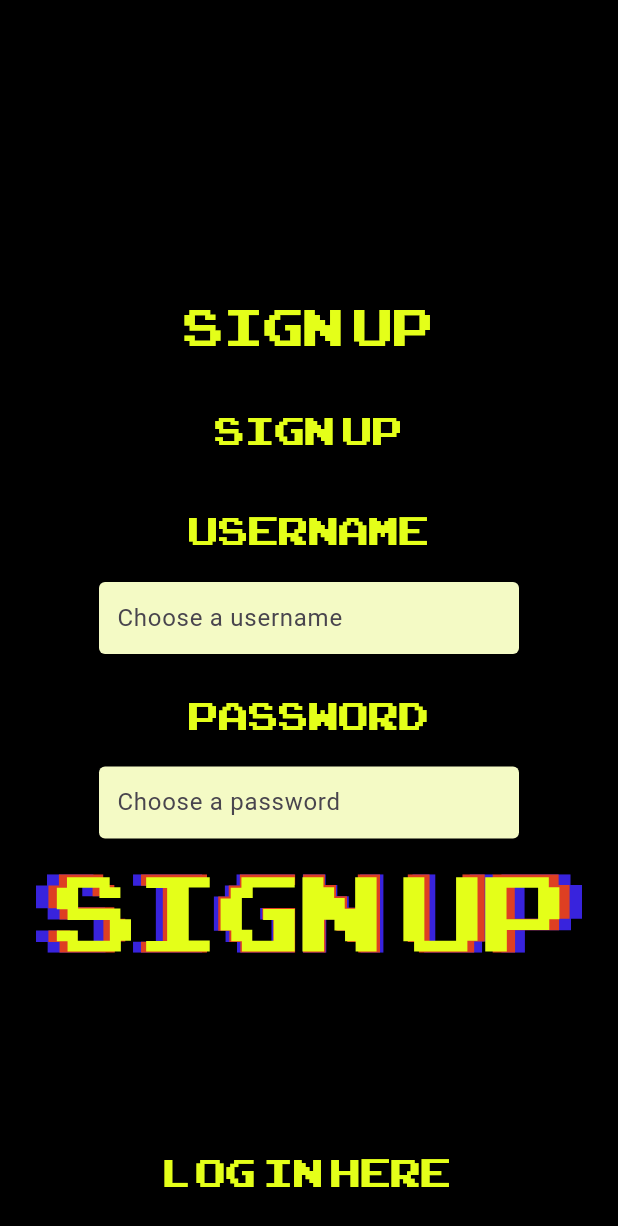
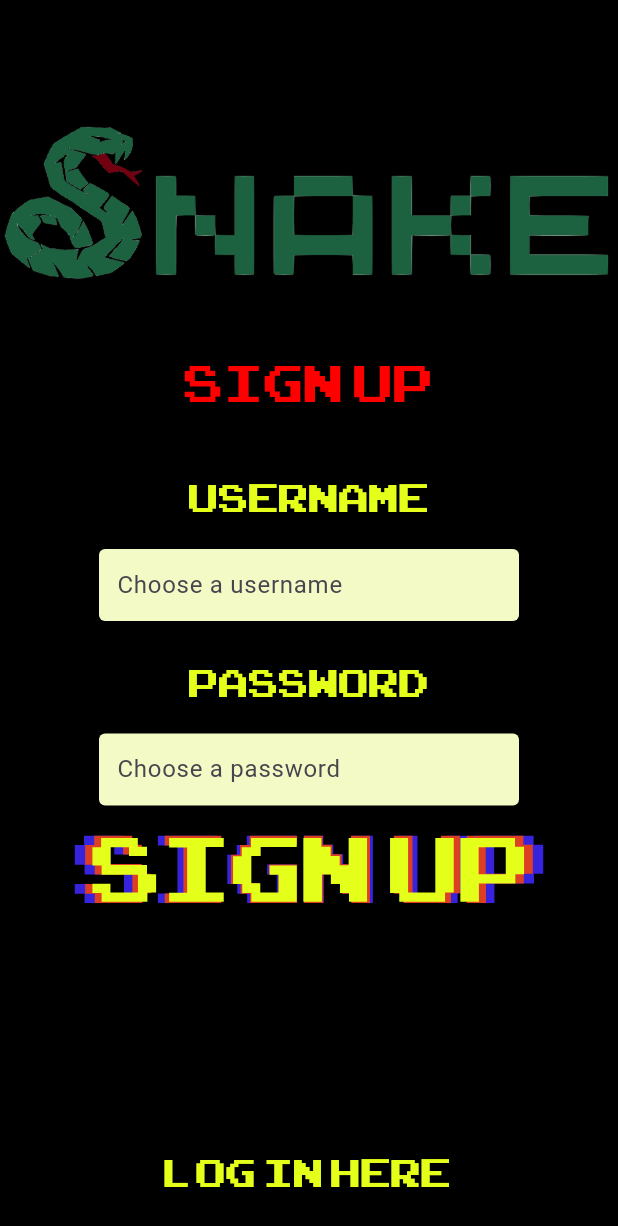
Before and after one commit to maxwelldinsmore/flutter_snake_game, a Flutter app: the RegisterScreen screen opened directly, on a phone screen of 412 x 824 dp. Shown: the top 1226 px of the screen. Run offline on Flutter 3.47's test engine with Material 3 defaults, Android fonts, the phone set to English and light mode, and no system bars; our stand-ins replace cloud_firestore, firebase_core, flutter_svg; accounts and stored records are empty.

Commit message:
fixed some minor UI on the sign up page

```diff
--- a/lib/screens/register_screen.dart
+++ b/lib/screens/register_screen.dart
@@ -51,6 +51,18 @@ class _RegisterScreenState extends State<RegisterScreen> {
       backgroundColor: Colors.black,
       body: Stack(
         children: [
+          // SNAKE Logo at the top
+          Positioned(
+            top: 60,
+            left: 0,
+            right: 0,
+            child: Center(
+              child: Image.asset(
+                'lib/assets/svg/SnakeLogo2.png',
+                height: 150,
+              ),
+            ),
+          ),
           Center(
             child: Padding(
               padding: const EdgeInsets.all(24.0),
@@ -60,21 +72,21 @@ class _RegisterScreenState extends State<RegisterScreen> {
                   const Text(
                     'Sign Up',
                     style: TextStyle(
-                      color: Color(0xFFE4FF19),
+                      color: Color(0xFFFF0000),
                       fontSize: 48,
                       fontFamily: 'arcade',
                       fontWeight: FontWeight.normal,
                     ),
                   ),
-                  const SizedBox(height: 8),
-                  const Text(
-                    'sign up',
-                    style: TextStyle(
-                      color: Color(0xFFE4FF19),
-                      fontSize: 36,
-                      fontFamily: 'arcade',
-                    ),
-                  ),
+                  // const SizedBox(height: 8),
+                  // const Text(
+                  //   'sign up',
+                  //   style: TextStyle(
+                  //     color: Color(0xFFE4FF19),
+                  //     fontSize: 36,
+                  //     fontFamily: 'arcade',
+                  //   ),
+                  // ),
                   const SizedBox(height: 16),
                   const Text(
                     'Username',
@@ -134,7 +146,7 @@ class _RegisterScreenState extends State<RegisterScreen> {
                     onTap: _loading ? null : _register,
                     child: SvgPicture.asset(
                       'lib/assets/svg/signup_button.svg',
-                      height: 60, // Increase height if needed
+                      height: 45, // Increase height if needed
                     ),
                   ),
                 ],
```
